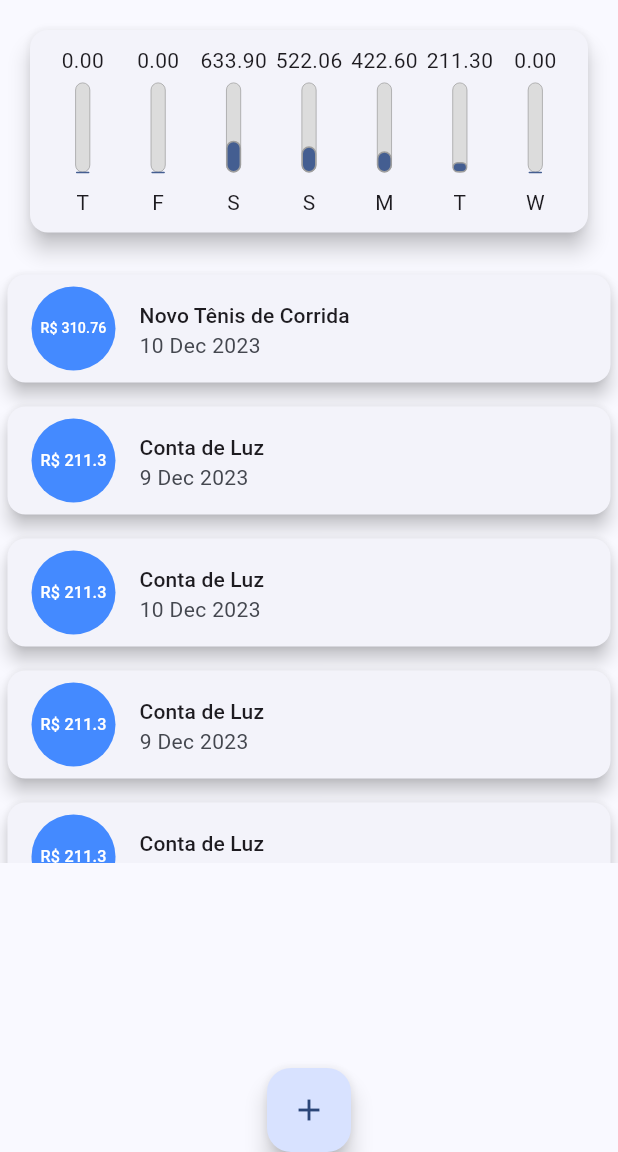
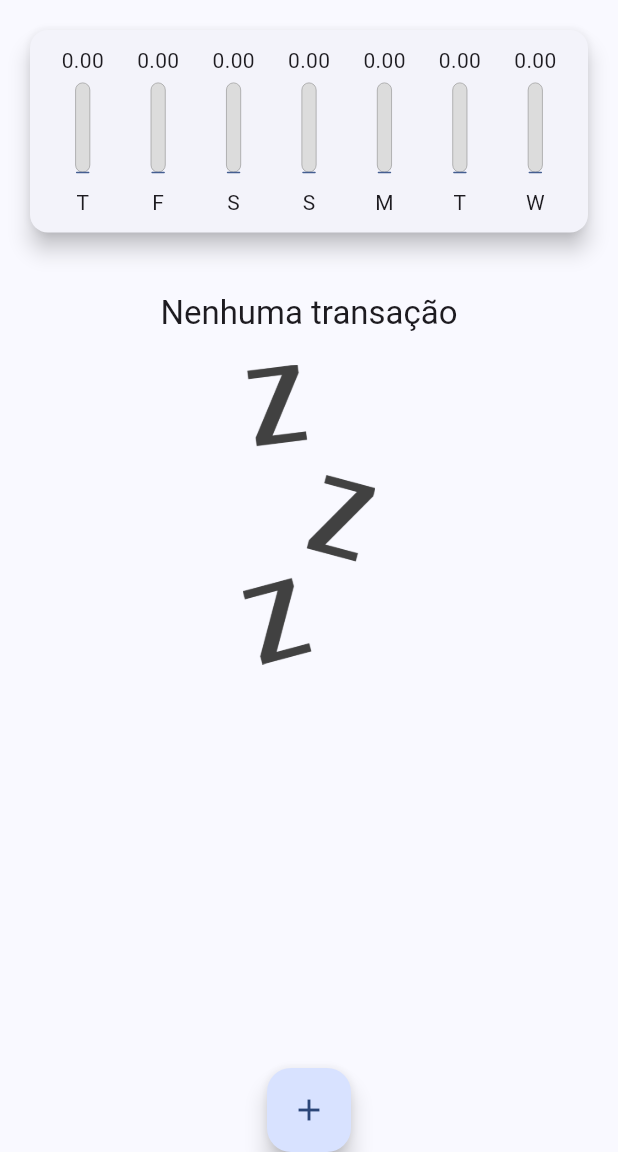
Before and after one commit to gilmario-kpslow/despesas-aula-fluter, a Flutter app: the screen it shows after launch, on a phone screen of 412 x 824 dp, the part 84-1236 px from its top. Run offline on Flutter 3.47's test engine with Material 3 defaults, Android fonts, the phone set to English and light mode, and no system bars.

Commit message:
Comit automatico gerado pelo sistema

```diff
--- a/lib/components/chart.dart
+++ b/lib/components/chart.dart
@@ -57,7 +57,9 @@ class Chart extends StatelessWidget {
               child: ChartBar(
                   label: (tr['day'] as String),
                   valor: (tr['value'] as double),
-                  percentual: (tr['value'] as double) / _totalSemana),
+                  percentual: _totalSemana == 0
+                      ? 0
+                      : (tr['value'] as double) / _totalSemana),
             );
           }).toList(),
         ),
--- a/lib/components/transaction_form.dart
+++ b/lib/components/transaction_form.dart
@@ -14,7 +14,7 @@ class _TransactionFormState extends State<TransactionForm> {
   final _tituloController = TextEditingController();
   final _valorController = TextEditingController();
 
-  late DateTime _selectedDate;
+  late DateTime _selectedDate = DateTime.now();
 
   _submitForm() {
     final title = _tituloController.text;
@@ -23,6 +23,7 @@ class _TransactionFormState extends State<TransactionForm> {
     if (title.isEmpty || value <= 0) {
       return;
     }
+
     widget.onSubmit(title, value, _selectedDate);
   }
 
@@ -63,6 +64,7 @@ class _TransactionFormState extends State<TransactionForm> {
           Container(
             margin: EdgeInsets.symmetric(vertical: 10.0),
             child: Row(
+              mainAxisAlignment: MainAxisAlignment.spaceBetween,
               children: [
                 // ignore: unnecessary_null_comparison
                 Text(_selectedDate == null
--- a/lib/main.dart
+++ b/lib/main.dart
@@ -44,56 +44,7 @@ class HomeApp extends StatefulWidget {
 }
 
 class _HomeAppState extends State<HomeApp> {
-  final List<Transacao> _transactions = [
-    Transacao(
-      id: 't1',
-      titulo: 'Novo Tênis de Corrida',
-      valor: 310.76,
-      data: DateTime.now().subtract(const Duration(days: 3)),
-    ),
-    Transacao(
-      id: 't2',
-      titulo: 'Conta de Luz',
-      valor: 211.30,
-      data: DateTime.now().subtract(const Duration(days: 4)),
-    ),
-    Transacao(
-      id: 't2',
-      titulo: 'Conta de Luz',
-      valor: 211.30,
-      data: DateTime.now().subtract(const Duration(days: 3)),
-    ),
-    Transacao(
-      id: 't3',
-      titulo: 'Conta de Luz',
-      valor: 211.30,
-      data: DateTime.now().subtract(const Duration(days: 4)),
-    ),
-    Transacao(
-      id: 't4',
-      titulo: 'Conta de Luz',
-      valor: 211.30,
-      data: DateTime.now().subtract(const Duration(days: 1)),
-    ),
-    Transacao(
-      id: 't5',
-      titulo: 'Conta de Luz',
-      valor: 211.30,
-      data: DateTime.now().subtract(const Duration(days: 2)),
-    ),
-    Transacao(
-      id: 't6',
-      titulo: 'Conta de Luz',
-      valor: 211.30,
-      data: DateTime.now().subtract(const Duration(days: 2)),
-    ),
-    Transacao(
-      id: 't7',
-      titulo: 'Conta de Luz',
-      valor: 211.30,
-      data: DateTime.now().subtract(const Duration(days: 4)),
-    ),
-  ];
+  final List<Transacao> _transactions = [];
 
   List<Transacao> get _recent {
     return _transactions
```
